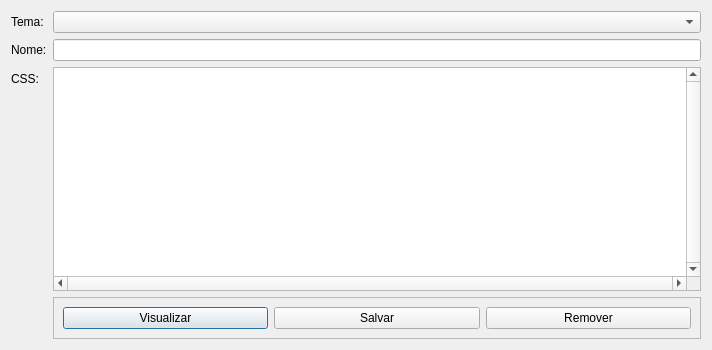
Before: the Qt Designer form DialogTemaEditor.ui in marcelbonnet/QStage, drawn with Qt 5.
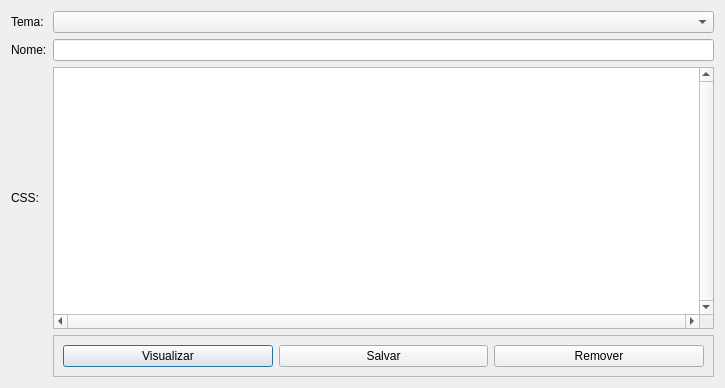
After: the same form once the commit is applied.

```diff
--- a/DialogTemaEditor.ui
+++ b/DialogTemaEditor.ui
@@ -6,14 +6,14 @@
    <rect>
     <x>0</x>
     <y>0</y>
-    <width>712</width>
-    <height>350</height>
+    <width>725</width>
+    <height>388</height>
    </rect>
   </property>
   <property name="windowTitle">
    <string>Dialog</string>
   </property>
-  <layout class="QFormLayout" name="formLayout">
+  <layout class="QGridLayout" name="gridLayout_2">
    <item row="0" column="0">
     <widget class="QLabel" name="label_2">
      <property name="text">
```
